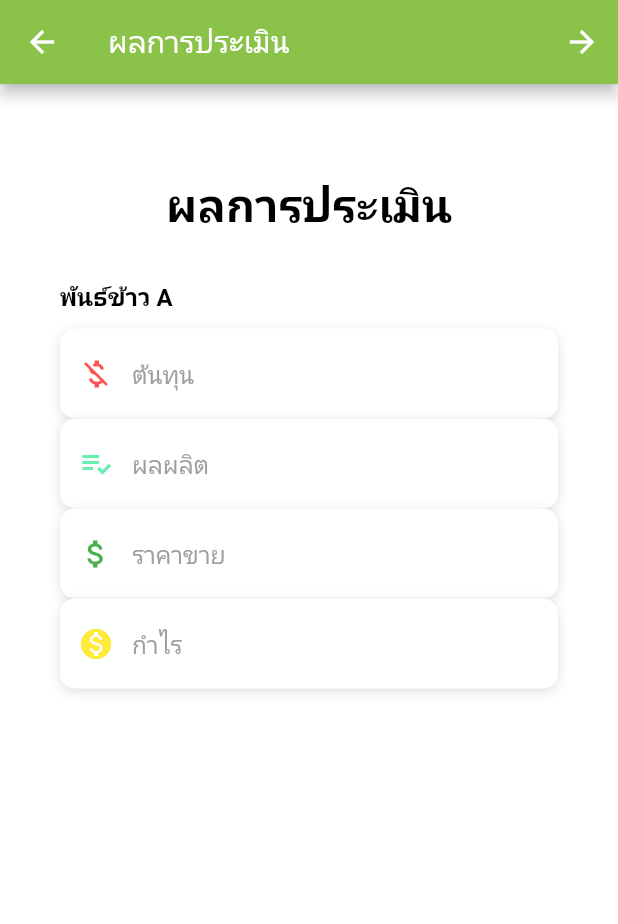
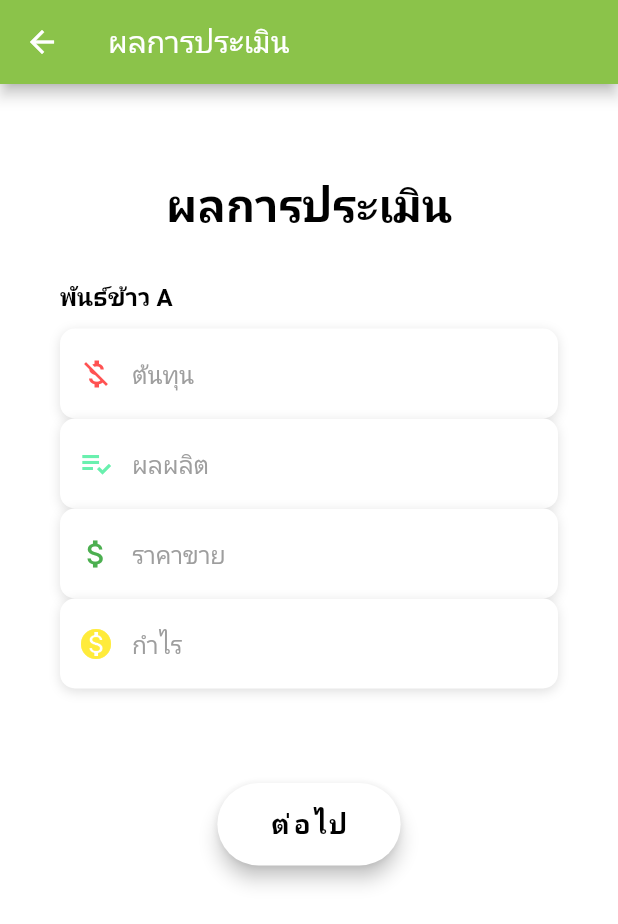
Before and after one commit to songgaheel/app-rice-v2, a Flutter app: the EvalResultProfit screen opened directly, on a phone screen of 412 x 824 dp. Shown: the top 924 px of the screen. Run offline on Flutter 3.47's test engine with Material 2 defaults, Android fonts, the phone set to English and light mode, and no system bars; our stand-ins replace dropdown_formfield; missing offline and left inert: timeline_list; Roboto replaces fonts that are missing (OpenSans).

Commit message:
re-design 2

```diff
--- a/lib/main.dart
+++ b/lib/main.dart
@@ -1,5 +1,6 @@
 import 'package:flutter/material.dart';
 import 'screen/create_farm_eval_varietie.dart';
+import 'screen/create_farm_result_timeline.dart';
 import 'screen/login_screen.dart';
 import 'screen/main_screen.dart';
 
@@ -18,6 +19,7 @@ class MyApp extends StatelessWidget {
         '/': (context) => LoginScreen(),
         '/home': (context) => MainScreen(),
         '/NewFeed/Eval': (context) => FarmEvaluateVarityScreen(),
+        '/NewFeed/Eval/Result/Timeline': (context) => TimelinePage(),
       },
     );
   }
--- a/lib/screen/create_farm_result_profit.dart
+++ b/lib/screen/create_farm_result_profit.dart
@@ -94,25 +94,45 @@ class _EvalResultProfitState extends State<EvalResultProfit> {
     );
   }
 
+  Widget _buildButton() {
+    return Container(
+      padding: EdgeInsets.symmetric(vertical: 25),
+      width: double.infinity,
+      child: ButtonBar(
+        alignment: MainAxisAlignment.center,
+        children: [
+          RaisedButton(
+            elevation: 5,
+            onPressed: () =>
+                Navigator.pushNamed(context, '/NewFeed/Eval/Result/Timeline'),
+            padding: EdgeInsets.symmetric(
+              horizontal: 35,
+              vertical: 15,
+            ),
+            shape: RoundedRectangleBorder(
+              borderRadius: BorderRadius.circular(30),
+            ),
+            color: Colors.white,
+            child: Text(
+              'ต่อไป',
+              style: TextStyle(
+                  color: Colors.black,
+                  letterSpacing: 1.5,
+                  fontSize: 18,
+                  fontWeight: FontWeight.bold),
+            ),
+          ),
+        ],
+      ),
+    );
+  }
+
   @override
   Widget build(BuildContext context) {
     return Scaffold(
       appBar: AppBar(
         title: Text('ผลการประเมิน'),
         backgroundColor: colorTheam,
-        actions: [
-          IconButton(
-            icon: Icon(Icons.arrow_forward),
-            onPressed: () {
-              Navigator.push(
-                context,
-                MaterialPageRoute(
-                  builder: (context) => TimelinePage(title: 'แผนการปลูกข้าว'),
-                ),
-              );
-            },
-          )
-        ],
       ),
       body: Stack(
         children: [
@@ -157,6 +177,7 @@ class _EvalResultProfitState extends State<EvalResultProfit> {
                   SizedBox(
                     height: 30,
                   ),
+                  _buildButton(),
                 ],
               ),
             ),
```
Also changed, not shown: lib/screen/create_farm_eval_varietie.dart (+9 -7 lines), lib/screen/create_farm_result_timeline.dart (+28 -21 lines), lib/screen/create_farm_screen.dart (+3 -55 lines).
